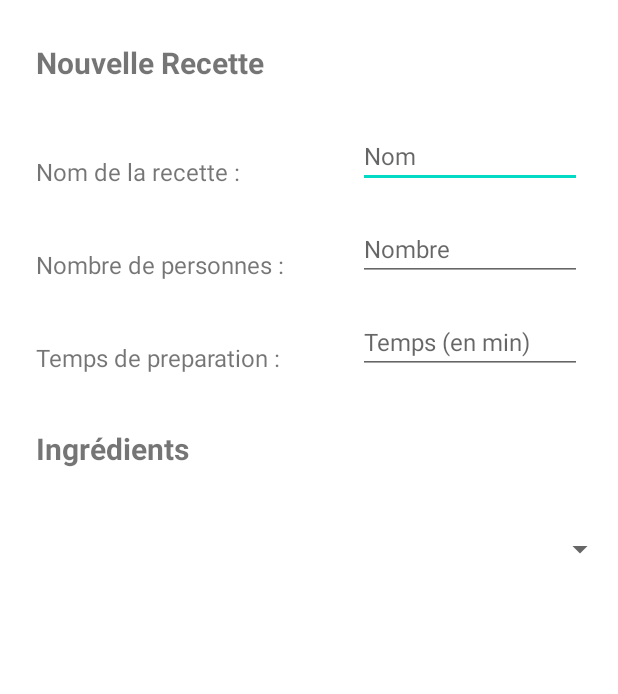
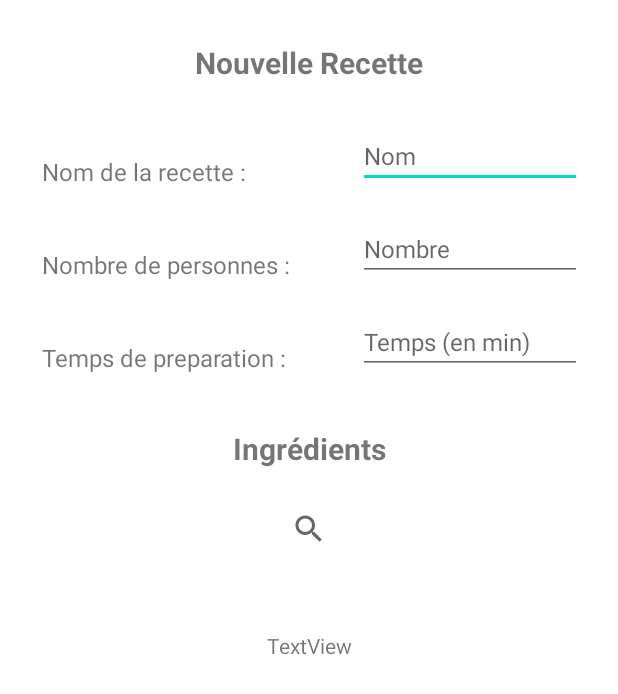
Before and after one commit to jrmy17/projetbaratie, an Android app: the layout fragment_create.xml on its own in the app's theme, with its tools: preview values and no code run, on a phone screen of 412 x 824 dp. Shown: the top 694 px of the screen. Run offline under Robolectric (Android 15) with nearby library versions, the phone set to English and light mode, and no system bars.

Commit message:
Search tool ingredients (en cours)

```diff
--- a/app/src/main/java/fr/jmm/baratie/ui/create/CreateFragment.java
+++ b/app/src/main/java/fr/jmm/baratie/ui/create/CreateFragment.java
@@ -1,21 +1,17 @@
 package fr.jmm.baratie.ui.create;
 
 import android.os.Bundle;
+import android.view.LayoutInflater;
+import android.view.View;
+import android.view.ViewGroup;
+import android.widget.SearchView;
+import android.widget.TextView;
 
 import androidx.annotation.NonNull;
 import androidx.annotation.Nullable;
 import androidx.fragment.app.Fragment;
 
-import android.view.LayoutInflater;
-import android.view.View;
-import android.view.ViewGroup;
-import android.widget.ArrayAdapter;
-import android.widget.Spinner;
-
-import fr.jmm.baratie.MainActivity;
 import fr.jmm.baratie.R;
-import fr.jmm.baratie.metier.Ingredient;
-import fr.jmm.baratie.metier.Recette;
 
 /**
  * A simple {@link Fragment} subclass.
@@ -76,11 +72,33 @@ public class CreateFragment extends Fragment {
     @Override
     public void onViewCreated(@NonNull View view, @Nullable Bundle savedInstanceState) {
         super.onViewCreated(view, savedInstanceState);
-        Spinner spinner = (Spinner) getView().findViewById(R.id.spinnerIngredients);
+
+
+        SearchView searchView = getView().findViewById(R.id.svIngredients);
+        TextView ingredient = (TextView) getView().findViewById(R.id.tvSearchResult);
+
+        searchView.setOnQueryTextListener(new SearchView.OnQueryTextListener() {
+            @Override
+            public boolean onQueryTextSubmit(String query) {
+                return false;
+            }
+            @Override
+            public boolean onQueryTextChange(String newText) {
+                ingredient.setText(newText);
+                return false;
+            }
+        });
+
+
+
+
+    /*      Spinner spinner = (Spinner) getView().findViewById(R.id.spinnerIngredients);
         ArrayAdapter<Ingredient> ingredientRecetteAdapter = new ArrayAdapter<Ingredient>(getContext(), android.R.layout.simple_spinner_dropdown_item, MainActivity.ingredients);
 
         ingredientRecetteAdapter.setDropDownViewResource(android.R.layout.simple_spinner_dropdown_item);
 
-        spinner.setAdapter(ingredientRecetteAdapter);
+        spinner.setAdapter(ingredientRecetteAdapter);*/
+
+
     }
 }
--- a/app/src/main/java/fr/jmm/baratie/ui/home/HomeFragment.java
+++ b/app/src/main/java/fr/jmm/baratie/ui/home/HomeFragment.java
@@ -76,7 +76,7 @@ public class HomeFragment extends Fragment {
         // Inflate the layout for this fragment
         return inflater.inflate(R.layout.fragment_home, container, false);
     }
-
+/*
     @Override
     public void onViewCreated(@NonNull View view, @Nullable Bundle savedInstanceState) {
         super.onViewCreated(view, savedInstanceState);
@@ -115,5 +115,5 @@ public class HomeFragment extends Fragment {
                 return false;
             }
         });
-    }
+    }*/
 }
--- a/app/src/main/res/layout/fragment_create.xml
+++ b/app/src/main/res/layout/fragment_create.xml
@@ -16,12 +16,12 @@
             android:id="@+id/tvTitre"
             android:layout_width="wrap_content"
             android:layout_height="wrap_content"
-            android:layout_marginStart="24dp"
             android:layout_marginTop="28dp"
             android:text="@string/nouvelle_recette_title"
             android:textAllCaps="false"
             android:textSize="20sp"
             android:textStyle="bold"
+            app:layout_constraintEnd_toEndOf="parent"
             app:layout_constraintStart_toStartOf="parent"
             app:layout_constraintTop_toTopOf="parent" />
 
@@ -29,10 +29,11 @@
             android:id="@+id/tvNomRecette"
             android:layout_width="wrap_content"
             android:layout_height="wrap_content"
+            android:layout_marginStart="28dp"
             android:layout_marginTop="48dp"
             android:text="Nom de la recette :"
             android:textSize="16sp"
-            app:layout_constraintStart_toStartOf="@+id/tvTitre"
+            app:layout_constraintStart_toStartOf="parent"
             app:layout_constraintTop_toBottomOf="@+id/tvTitre" />
 
         <TextView
@@ -103,26 +104,34 @@
             android:textAllCaps="false"
             android:textSize="20sp"
             android:textStyle="bold"
-            app:layout_constraintStart_toStartOf="@+id/tvNbPers2"
+            app:layout_constraintEnd_toEndOf="parent"
+            app:layout_constraintStart_toStartOf="parent"
             app:layout_constraintTop_toBottomOf="@+id/tvNbPers2" />
 
-        <Spinner
-            android:id="@+id/spinnerIngredients"
-            android:layout_width="409dp"
+        <SearchView
+            android:id="@+id/svIngredients"
+            android:layout_width="wrap_content"
             android:layout_height="wrap_content"
-            android:layout_marginStart="1dp"
-            android:layout_marginTop="41dp"
-            android:layout_marginEnd="1dp"
+            android:layout_marginTop="16dp"
             app:layout_constraintEnd_toEndOf="parent"
             app:layout_constraintStart_toStartOf="parent"
             app:layout_constraintTop_toBottomOf="@+id/tvIngredients" />
 
-        <androidx.constraintlayout.widget.Guideline
-            android:id="@+id/guideline2"
+        <ScrollView
+            android:id="@+id/scrollViewIngredients"
             android:layout_width="wrap_content"
             android:layout_height="wrap_content"
-            android:orientation="horizontal"
-            app:layout_constraintGuide_begin="20dp" />
+            android:layout_marginTop="44dp"
+            app:layout_constraintEnd_toEndOf="parent"
+            app:layout_constraintStart_toStartOf="parent"
+            app:layout_constraintTop_toBottomOf="@+id/svIngredients">
+
+            <TextView
+                android:id="@+id/tvSearchResult"
+                android:layout_width="match_parent"
+                android:layout_height="wrap_content"
+                android:text="TextView" />
+        </ScrollView>
 
     </androidx.constraintlayout.widget.ConstraintLayout>
 </ScrollView>
```
